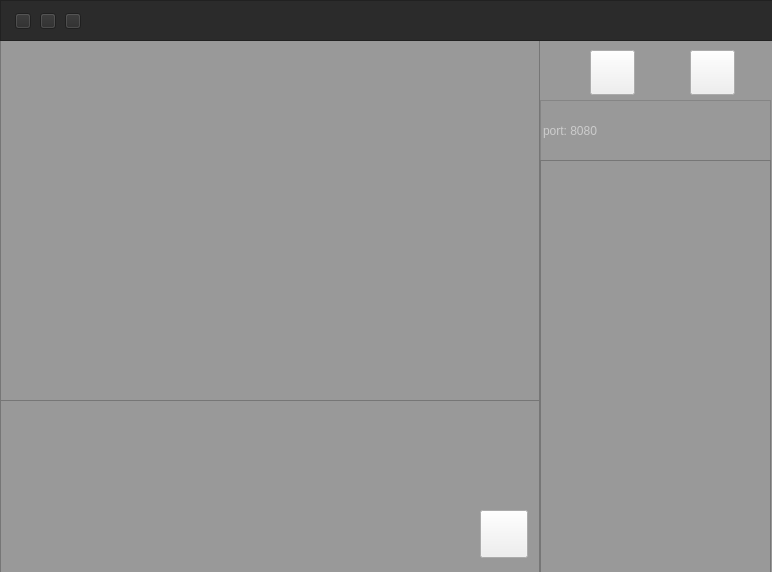
Before: the Qt Designer form SERVER/server.ui in AngelinaGurok/4_sem_Coursework, drawn with Qt 5.
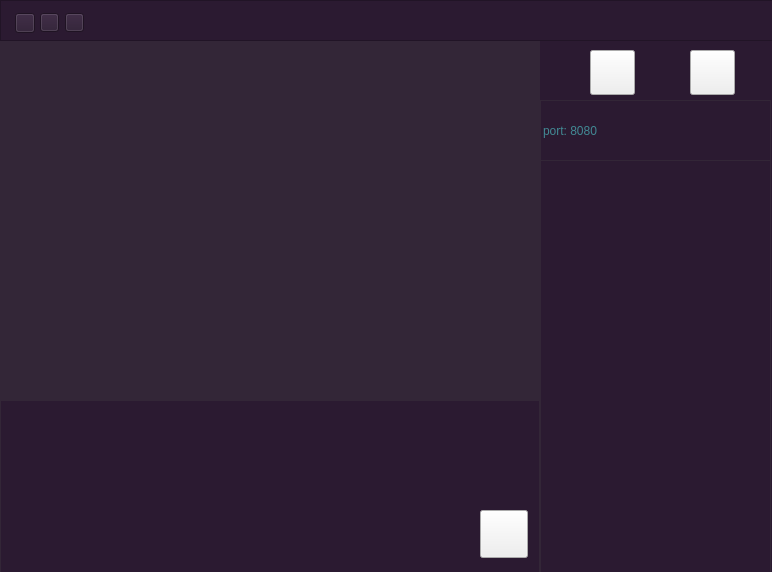
After: the same form once the commit is applied. Icons and pictures are not drawn.

Diff of the .ui file:
```diff
--- a/SERVER/server.ui
+++ b/SERVER/server.ui
@@ -16,8 +16,7 @@
   <property name="styleSheet">
    <string notr="true">QMainWindow
 {
-	
-	background-color: rgb(153, 153, 153);
+	background-color: rgb(43, 26, 49);
 }
 #closeBt
 {
@@ -96,6 +95,16 @@
     <property name="text">
      <string/>
     </property>
+    <property name="icon">
+     <iconset>
+      <normaloff>connect.svg</normaloff>connect.svg</iconset>
+    </property>
+    <property name="iconSize">
+     <size>
+      <width>45</width>
+      <height>45</height>
+     </size>
+    </property>
    </widget>
    <widget class="QLineEdit" name="portEdit">
     <property name="geometry">
@@ -107,10 +116,10 @@
      </rect>
     </property>
     <property name="styleSheet">
-     <string notr="true">background-color: rgb(153, 153, 153);
-color: rgb(255, 255, 255);
-font: 12pt &quot;Arial Rounded MT Bold&quot;;
-border:1px solid#858585
+     <string notr="true">background-color: rgb(43, 26, 49);
+font: 300 12pt &quot;Bahnschrift Light&quot;;
+border:1px solid#332637;
+color: rgb(87, 247, 245);
 </string>
     </property>
     <property name="placeholderText">
@@ -127,8 +136,11 @@
      </rect>
     </property>
     <property name="styleSheet">
-     <string notr="true">background-color: rgb(153, 153, 153);
-font: 12pt &quot;Arial Rounded MT Bold&quot;;</string>
+     <string notr="true">background-color: rgb(43, 26, 49);
+font: 300 10pt &quot;Bahnschrift Light&quot;;
+border:1px solid#332637;
+color: rgb(87, 247, 245);
+</string>
     </property>
    </widget>
    <widget class="QPushButton" name="stopBt">
@@ -143,6 +155,16 @@
     <property name="text">
      <string/>
     </property>
+    <property name="icon">
+     <iconset>
+      <normaloff>disconnect.svg</normaloff>disconnect.svg</iconset>
+    </property>
+    <property name="iconSize">
+     <size>
+      <width>45</width>
+      <height>45</height>
+     </size>
+    </property>
    </widget>
    <widget class="QTextBrowser" name="msgBrowser">
     <property name="geometry">
@@ -154,8 +176,11 @@
      </rect>
     </property>
     <property name="styleSheet">
-     <string notr="true">background-color: rgb(153, 153, 153);
-font: 12pt &quot;Arial Rounded MT Bold&quot;;</string>
+     <string notr="true">	background-color:rgb(51, 38, 55);
+font: 300 12pt &quot;Bahnschrift Light&quot;;
+border:1,5px solid#775e7e;
+color: rgb(87, 247, 245);
+</string>
     </property>
     <property name="lineWrapMode">
      <enum>QTextEdit::WidgetWidth</enum>
@@ -171,8 +196,11 @@
      </rect>
     </property>
     <property name="styleSheet">
-     <string notr="true">background-color: rgb(153, 153, 153);
-font: 12pt &quot;Arial Rounded MT Bold&quot;;</string>
+     <string notr="true">background-color: rgb(43, 26, 49);
+font: 300 12pt &quot;Bahnschrift Light&quot;;
+border:1px solid#332637;
+color: rgb(87, 247, 245);
+</string>
     </property>
    </widget>
    <widget class="QFrame" name="frame">
@@ -185,7 +213,7 @@
      </rect>
     </property>
     <property name="styleSheet">
-     <string notr="true">background-color: rgb(43, 43, 43);</string>
+     <string notr="true">background-color:rgb(43, 26, 49);</string>
     </property>
     <property name="frameShape">
      <enum>QFrame::StyledPanel</enum>
@@ -198,21 +226,37 @@
       <rect>
        <x>15</x>
        <y>13</y>
-       <width>16</width>
-       <height>16</height>
+       <width>20</width>
+       <height>20</height>
       </rect>
      </property>
+     <property name="sizePolicy">
+      <sizepolicy hsizetype="Minimum" vsizetype="Ignored">
+       <horstretch>0</horstretch>
+       <verstretch>0</verstretch>
+      </sizepolicy>
+     </property>
      <property name="text">
       <string/>
      </property>
+     <property name="icon">
+      <iconset>
+       <normaloff>close.svg</normaloff>close.svg</iconset>
+     </property>
+     <property name="iconSize">
+      <size>
+       <width>19</width>
+       <height>19</height>
+      </size>
+     </property>
     </widget>
     <widget class="QPushButton" name="minBt">
      <property name="geometry">
       <rect>
        <x>40</x>
        <y>13</y>
-       <width>16</width>
-       <height>16</height>
+       <width>19</width>
+       <height>19</height>
       </rect>
      </property>
      <property name="text">
@@ -224,13 +268,23 @@
       <rect>
        <x>65</x>
        <y>13</y>
-       <width>16</width>
-       <height>16</height>
+       <width>19</width>
+       <height>19</height>
       </rect>
      </property>
      <property name="text">
       <string/>
      </property>
+     <property name="icon">
+      <iconset>
+       <normaloff>resize.svg</normaloff>resize.svg</iconset>
+     </property>
+     <property name="iconSize">
+      <size>
+       <width>18</width>
+       <height>18</height>
+      </size>
+     </property>
     </widget>
    </widget>
    <widget class="QPushButton" name="sendmsgBt">
@@ -245,6 +299,16 @@
     <property name="text">
      <string/>
     </property>
+    <property name="icon">
+     <iconset>
+      <normaloff>send.svg</normaloff>send.svg</iconset>
+    </property>
+    <property name="iconSize">
+     <size>
+      <width>48</width>
+      <height>48</height>
+     </size>
+    </property>
     <property name="autoDefault">
      <bool>false</bool>
     </property>
```
Left out of the diff: 4 changed lines with no effect on the pictures.
